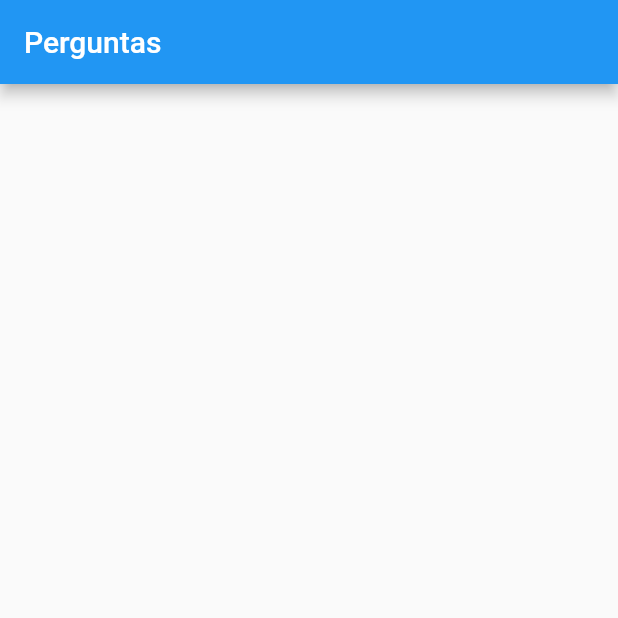
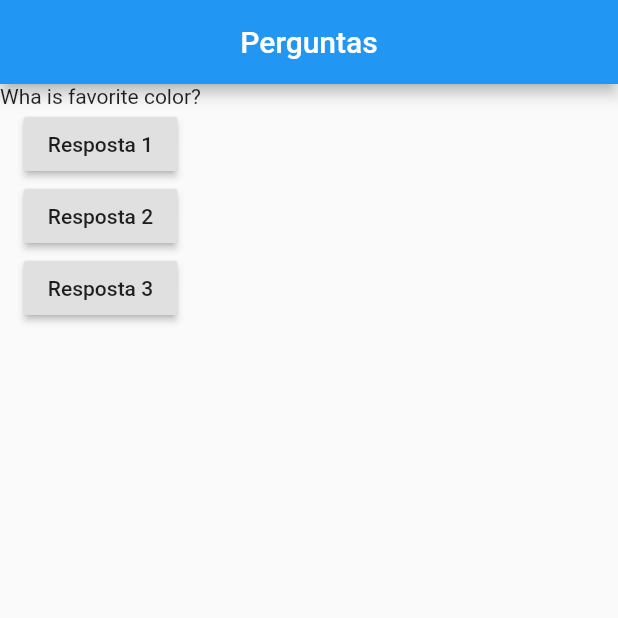
Before and after one commit to DavidCarrilho/projeto_perguntas, a Flutter app: the screen it shows after launch, on a phone screen of 412 x 824 dp, the top half of it. Run offline on Flutter 3.47's test engine with Material 2 defaults, Android fonts, the phone set to English and light mode, and no system bars.

Commit message:
feat: create buttons

```diff
--- a/lib/main.dart
+++ b/lib/main.dart
@@ -4,7 +4,12 @@ import 'package:flutter/material.dart';
 main() => runApp(PerguntaApp());
 
 class PerguntaApp extends StatelessWidget {
-  const PerguntaApp({Key key}) : super(key: key);
+  final List<String> perguntas = [
+    'Wha is favorite color?',
+    'Wha is favorite animal?',
+  ];
+
+  PerguntaApp({Key key}) : super(key: key);
 
   @override
   Widget build(BuildContext context) {
@@ -12,6 +17,24 @@ class PerguntaApp extends StatelessWidget {
       home: Scaffold(
         appBar: AppBar(
           title: Text('Perguntas'),
+          centerTitle: true,
+        ),
+        body: Column(
+          children: <Widget>[
+            Text(perguntas[0]),
+            RaisedButton(
+              child: Text('Resposta 1'),
+              onPressed: () {},
+            ),
+            RaisedButton(
+              child: Text('Resposta 2'),
+              onPressed: () {},
+            ),
+            RaisedButton(
+              child: Text('Resposta 3'),
+              onPressed: () {},
+            )
+          ],
         ),
       ),
     );
```
